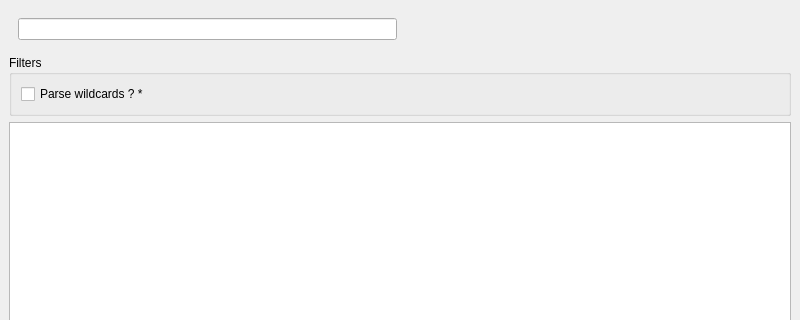
First picture: the form in src/searchwindow.ui, repository kitswas/File-Manager, before the edit; both pictures show x 0 to 800 and y 0 to 320 of the 800 by 600 pixel window.
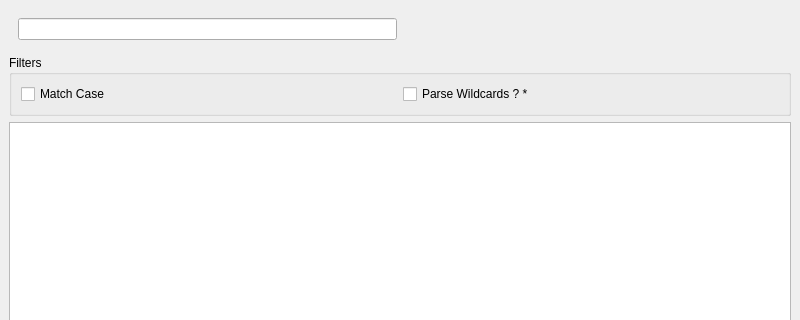
Second picture: the form after the edit.

Diff of the .ui file:
```diff
--- a/src/searchwindow.ui
+++ b/src/searchwindow.ui
@@ -37,10 +37,17 @@
        <string>Filters</string>
       </property>
       <layout class="QHBoxLayout" name="horizontalLayout_2">
+       <item>
+        <widget class="QCheckBox" name="checkBox_2">
+         <property name="text">
+          <string>Match Case</string>
+         </property>
+        </widget>
+       </item>
        <item>
         <widget class="QCheckBox" name="checkBox">
          <property name="text">
-          <string>Parse wildcards ? *</string>
+          <string>Parse Wildcards ? *</string>
          </property>
         </widget>
        </item>
```
